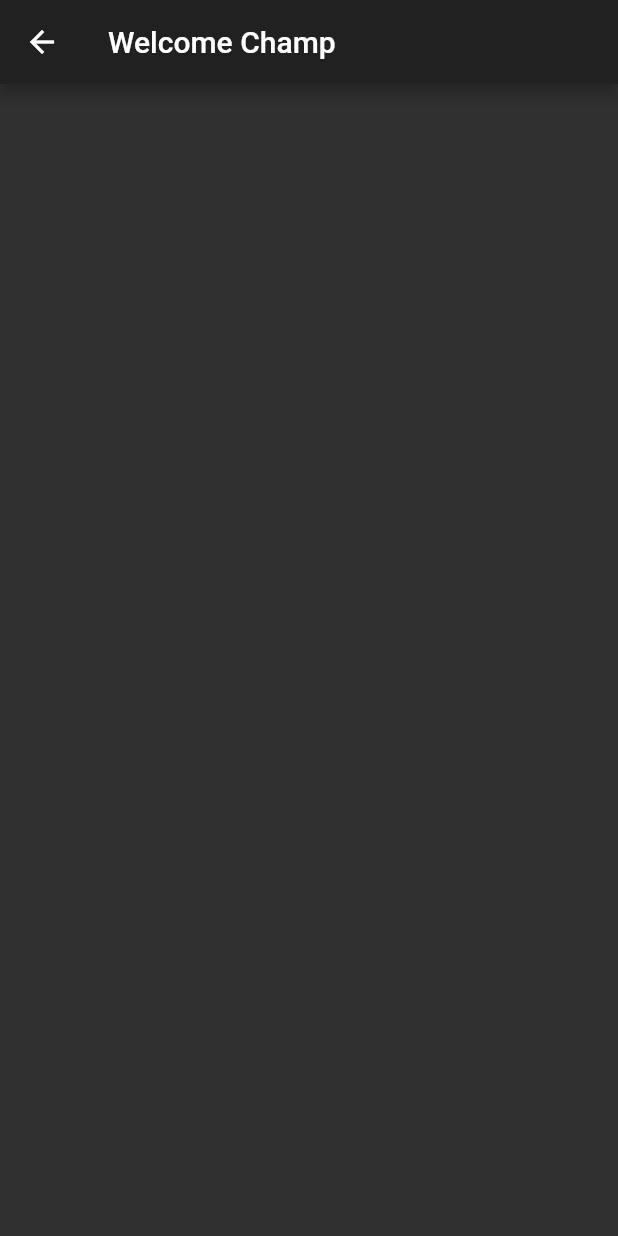
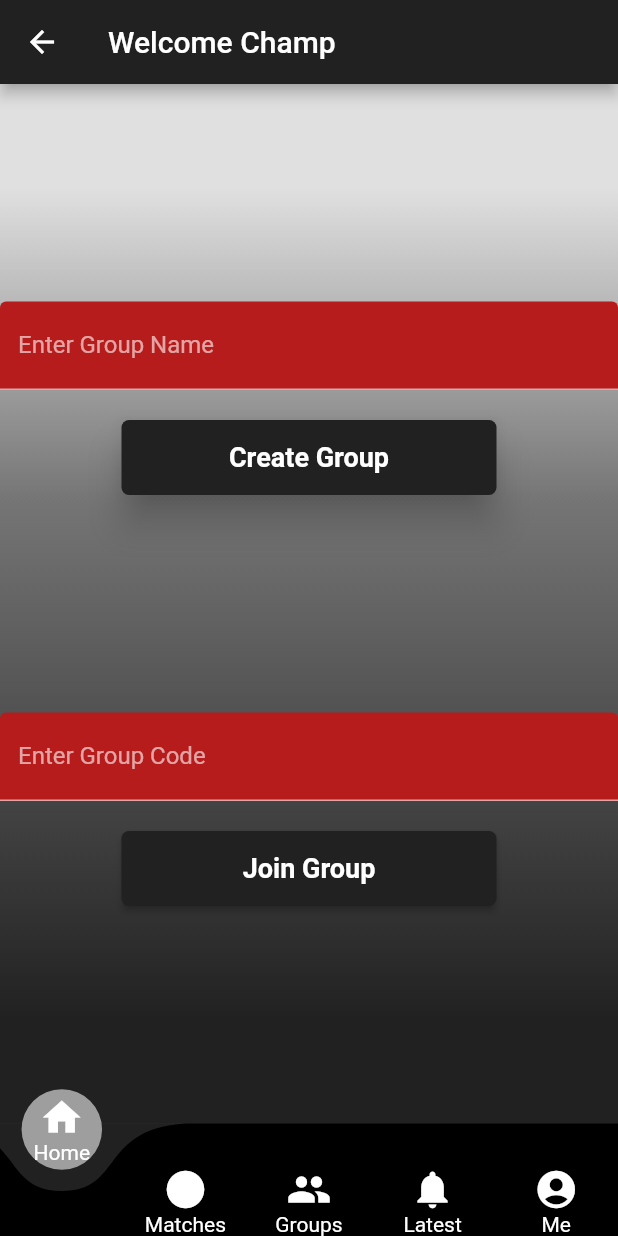
Before and after one commit to mohamedj97/underGround-fantasy, a Flutter app: the HomePage screen opened by its route, on a phone screen of 412 x 824 dp. Run offline on Flutter 3.47's test engine with Material 2 defaults, Android fonts, the phone set to English and light mode, and no system bars; drawn by our look-alikes of argon_buttons_flutter, curved_navigation_bar; our stand-ins replace firebase_auth, flutter_spinkit, splashscreen; accounts and stored records are empty.

Commit message:
Home Fragment And CurvedNavigationBar completed

```diff
--- a/lib/main.dart
+++ b/lib/main.dart
@@ -14,7 +14,7 @@ class MyApp extends StatelessWidget {
       theme: ThemeData(
         brightness:Brightness.dark,
       ),
-      home: LoadingPage(),
+      home: HomePage(),
 
       routes: {
         AuthPage.id :(BuildContext context) =>AuthPage(),
--- a/lib/pages/auth.dart
+++ b/lib/pages/auth.dart
@@ -306,27 +306,7 @@ class _AuthPage extends State<AuthPage> {
               Container(
                 height: double.infinity,
                 width: double.infinity,
-                decoration: BoxDecoration(
-                  gradient: LinearGradient(
-                    begin: Alignment.topCenter,
-                    end: Alignment.bottomCenter,
-                    colors: [
-                      Colors.grey[300],
-                      Colors.grey[600],
-                      Colors.grey[800],
-                      Colors.grey[900],
-                    ],
-                    stops: [0.1, 0.4, 0.7, 0.9],
-                  ),
-                ),
-//            decoration: BoxDecoration(
-//                        image: DecorationImage(
-//                          fit: BoxFit.cover,
-//                          colorFilter: ColorFilter.mode(
-//                              Colors.white.withOpacity(0.5), BlendMode.dstATop),
-//                          image: AssetImage('assets/cavk.png'),
-//                        ),
-//                      ),
+                decoration: kBackGroundContainerDecoration,
               ),
               Container(
                 height: double.infinity,
--- a/lib/pages/home.dart
+++ b/lib/pages/home.dart
@@ -1,15 +1,92 @@
+import 'package:flutter/cupertino.dart';
 import 'package:flutter/material.dart';
+import 'package:fantasy/utilities/constants.dart';
+import 'package:curved_navigation_bar/curved_navigation_bar.dart';
+import 'home_fragment.dart';
+
 class HomePage extends StatefulWidget {
-  static const String id='HomePage';
+  static const String id = 'HomePage';
+
   @override
   _HomePageState createState() => _HomePageState();
 }
 
 class _HomePageState extends State<HomePage> {
+  int _currentIndex = 0;
+  GlobalKey _bottomNavigationKey = GlobalKey();
+
+  final _tabs = [
+    HomeFragment(),
+    Container(child: Center(child: Text('Matches'),),),
+    Container(child: Center(child: Text('Groups'),),),
+    Container(child: Center(child: Text('Notifications'),),),
+    Container(child: Center(child: Text('Me'),),),
+  ];
+
   @override
   Widget build(BuildContext context) {
     return Scaffold(
-      appBar: AppBar(title: Text('Welcome Champ'),),
+      appBar: AppBar(
+        title: Text('Welcome Champ'),
+      ),
+      body:Stack(children: <Widget>[
+        Container(
+          decoration: kBackGroundContainerDecoration,
+          height: double.infinity,
+          width: double.infinity,
+        ),
+        _tabs[_currentIndex],
+      ],),
+      bottomNavigationBar: CurvedNavigationBar(
+        key: _bottomNavigationKey,
+        color: Colors.black,
+        index: _currentIndex,
+        buttonBackgroundColor: Colors.grey,
+        backgroundColor: Colors.grey[900],
+        animationDuration: Duration(milliseconds: 400),
+        items: <Widget>[
+          Column(
+            mainAxisAlignment: MainAxisAlignment.end,
+            children: <Widget>[
+              Icon(Icons.home, size: 30,),
+              Text('Home')
+            ],
+          ),
+          Column(
+            mainAxisAlignment: MainAxisAlignment.end,
+            children: <Widget>[
+              Icon(Icons.brightness_1, size: 30),
+              Text('Matches')
+            ],
+          ),
+          Column(
+            mainAxisAlignment: MainAxisAlignment.end,
+            children: <Widget>[
+              Icon(Icons.people, size: 30),
+              Text('Groups')
+            ],
+          ),
+          Column(
+            mainAxisAlignment: MainAxisAlignment.end,
+            children: <Widget>[
+              Icon(Icons.notifications, size: 30),
+              Text('Latest')
+            ],
+          ),
+          Column(
+            mainAxisAlignment: MainAxisAlignment.end,
+            children: <Widget>[
+              Icon(Icons.account_circle, size: 30),
+              Text('Me')
+            ],
+          ),
+        ],
+        onTap: (index) {
+          setState(() {
+            _currentIndex = index;
+          });
+        },
+      ),
 
     );
   }
--- /dev/null
+++ b/lib/pages/home_fragment.dart
@@ -0,0 +1,107 @@
+import 'package:flutter/material.dart';
+import 'package:argon_buttons_flutter/argon_buttons_flutter.dart';
+import 'package:flutter_spinkit/flutter_spinkit.dart';
+class HomeFragment extends StatelessWidget {
+  @override
+  Widget build(BuildContext context) {
+    return Center(
+      child: Column(
+        mainAxisAlignment: MainAxisAlignment.spaceEvenly,
+        children: <Widget>[
+          Column(
+            children: <Widget>[
+              TextFormField(
+                decoration: InputDecoration(
+                  labelText: 'Enter Group Name',
+                  filled: true,
+                  fillColor: Colors.red[900],
+                ),
+                textAlign: TextAlign.center,
+              ),
+              SizedBox(height: 20),
+              ArgonButton(
+                  height: 50,
+                  width: 250,
+                  elevation: 10,
+                  highlightElevation: 5,
+                  borderRadius: 5.0,
+                  color: Colors.grey[900],
+                  child: Text(
+                    "Create Group",
+                    style: TextStyle(
+                        color: Colors.white,
+                        fontSize: 18,
+                        fontWeight: FontWeight.w700
+                    ),
+                  ),
+                  loader:Container(
+                    padding: EdgeInsets.all(10),
+                    child: SpinKitWave(
+                      color: Colors.white,
+                      size: 30,
+                      duration: Duration(milliseconds:700),
+                    ),
+                  ),
+                  onTap: (startLoading, stopLoading, btnState) {
+                    if(btnState != ButtonState.Idle)
+                      {
+                        stopLoading();
+                      }
+                    if(btnState == ButtonState.Idle){
+                      startLoading();
+                      //awit Ay7AGA
+                      // stopLoading();
+                    }
+                  }
+              ),
+            ],),
+          Column(
+            children: <Widget>[
+              TextFormField(
+                decoration: InputDecoration(
+                  labelText: 'Enter Group Code',
+                  fillColor: Colors.red[900],
+                  filled: true,
+                ),
+                textAlign: TextAlign.center,
+              ),
+              SizedBox(height: 20,),
+              ArgonButton(
+                  height: 50,
+                  width: 250,
+                  borderRadius: 5.0,
+                  color: Colors.grey[900],
+                  child: Text(
+                    "Join Group",
+                    style: TextStyle(
+                        color: Colors.white,
+                        fontSize: 18,
+                        fontWeight: FontWeight.w700
+                    ),
+                  ),
+                  loader:Container(
+                    padding: EdgeInsets.all(10),
+                    child: SpinKitWave(
+                      color: Colors.white,
+                      size: 30,
+                      duration: Duration(milliseconds:700),
+                    ),
+                  ),
+                  onTap: (startLoading, stopLoading, btnState) {
+                    if(btnState != ButtonState.Idle)
+                    {
+                      stopLoading();
+                    }
+                    if(btnState == ButtonState.Idle){
+                      startLoading();
+                      //awit Ay7AGA
+                      // stopLoading();
+                    }
+                  }
+              ),
+            ],),
+        ],
+      ),
+    );
+  }
+}
--- a/lib/utilities/constants.dart
+++ b/lib/utilities/constants.dart
@@ -11,6 +11,21 @@ final kLabelStyle = TextStyle(
   fontFamily: 'OpenSans',
 );
 
+
+final kBackGroundContainerDecoration=BoxDecoration(
+  gradient: LinearGradient(
+    begin: Alignment.topCenter,
+    end: Alignment.bottomCenter,
+    colors: [
+      Colors.grey[300],
+      Colors.grey[600],
+      Colors.grey[800],
+      Colors.grey[900],
+    ],
+    stops: [0.1, 0.4, 0.7, 0.9],
+  ),
+);
+
 final kBoxDecorationStyle = BoxDecoration(
   color: Colors.grey[600],
   borderRadius: BorderRadius.circular(10.0),
@@ -22,3 +37,12 @@ final kBoxDecorationStyle = BoxDecoration(
     ),
   ],
 );
+
+//            decoration: BoxDecoration(
+//                        image: DecorationImage(
+//                          fit: BoxFit.cover,
+//                          colorFilter: ColorFilter.mode(
+//                              Colors.white.withOpacity(0.5), BlendMode.dstATop),
+//                          image: AssetImage('assets/cavk.png'),
+//                        ),
+//                      ),
--- a/pubspec.yaml
+++ b/pubspec.yaml
@@ -24,6 +24,9 @@ dependencies:
   # Use with the CupertinoIcons class for iOS style icons.
   cupertino_icons: ^0.1.2
   firebase_auth: ^0.16.1
+  curved_navigation_bar: ^0.3.3
+  argon_buttons_flutter: ^1.0.2
+  flutter_spinkit: ^4.1.2
   splashscreen: ^1.2.0
 
 dev_dependencies:
@@ -46,8 +49,6 @@ flutter:
     - assets/bg.png
     - assets/logos/facebook.jpg
     - assets/logos/google.jpg
-    - assets/giphy.gif
-    - assets/loading.gif
 
   # An image asset can refer to one or more resolution-specific "variants", see
   # https://flutter.dev/assets-and-images/#resolution-aware.
```
Also changed, not shown: pubspec.lock.
